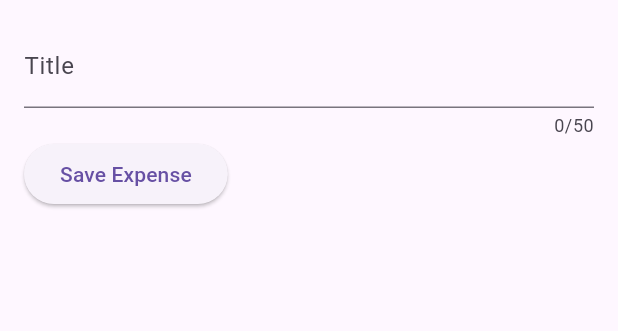
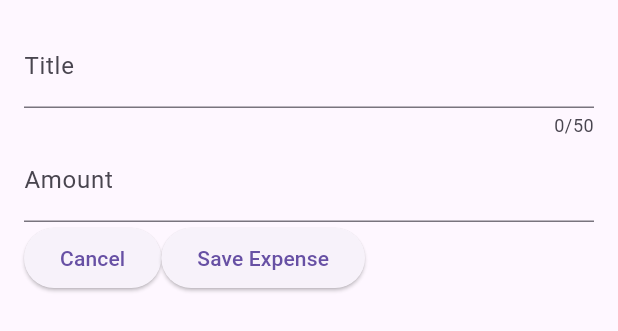
Before and after one commit to alexrivas05/expense_tracker_fa26, a Flutter app: the NewExpense widget shown alone on an empty page, opened directly, after a tap on "Save Expense", on a phone screen of 412 x 824 dp. Shown: the top 331 px of the screen. Run offline on Flutter 3.47's test engine with Material 3 defaults, Android fonts, the phone set to English and light mode, and no system bars.

Commit message:
Added an amount field with a linked controller, number keyboard, label, and dollar prefix, printed the amount, and added a Cancel button with an empty function

```diff
--- a/lib/new_expense.dart
+++ b/lib/new_expense.dart
@@ -10,10 +10,12 @@ class NewExpense extends StatefulWidget {
 
 class _NewExpenseState extends State<NewExpense> {
   final _titleController = TextEditingController();
-  //make an amount controller
+  final _amountController = TextEditingController();
+
   @override
   void dispose() {
     _titleController.dispose();
+    _amountController.dispose();
     super.dispose();
   }
 
@@ -29,13 +31,24 @@ class _NewExpenseState extends State<NewExpense> {
             keyboardType: TextInputType.name,
             decoration: InputDecoration(label: Text("Title")),
           ),
-          //Put Amount TextField
+          TextField(
+            controller: _amountController,
+            keyboardType: TextInputType.number,
+            decoration: InputDecoration(
+              prefixText: "\$ ",
+              label: Text("Amount"),
+            ),
+          ),
           Row(
             children: [
               ElevatedButton(
+                onPressed: () {},
+                child: Text("Cancel"),
+              ),
+              ElevatedButton(
                 onPressed: () {
                   print(_titleController.text);
-                  //print the amount
+                  print(_amountController.text);
                 },
                 child: Text("Save Expense"),
               ),
--- a/lib/widgets/expense_item.dart
+++ b/lib/widgets/expense_item.dart
@@ -4,6 +4,7 @@ import 'package:flutter/material.dart';
 class ExpenseItem extends StatelessWidget {
   const ExpenseItem({super.key, required this.expense});
   final Expense expense;
+
   @override
   Widget build(BuildContext context) {
     return Card(
@@ -12,15 +13,15 @@ class ExpenseItem extends StatelessWidget {
         child: Column(
           children: [
             Text(expense.title),
+            const SizedBox(height: 4),
               Row(children: [
-              const SizedBox(height:4),
               Text('\$${expense.amount.toStringAsFixed(2)}'),
               const Spacer(),
               Row(
                 children: [
                   Icon(categoryIcons[expense.category]),
                   const SizedBox(width:8),
-                  Text(expense.formattedDate)
+                  Text(expense.formattedDate),
                 ],
               )
             ],)
```
